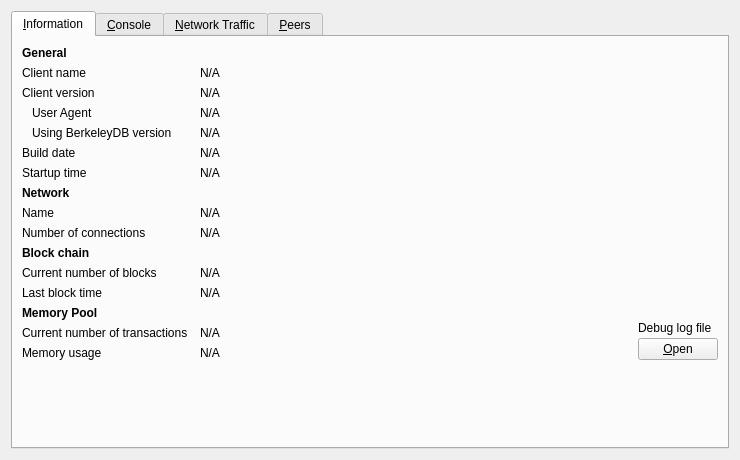
This is src/qt/forms/rpcconsole.ui in Animecointeam/Animecoin as Qt 5 draws it before an edit. The edited form follows.
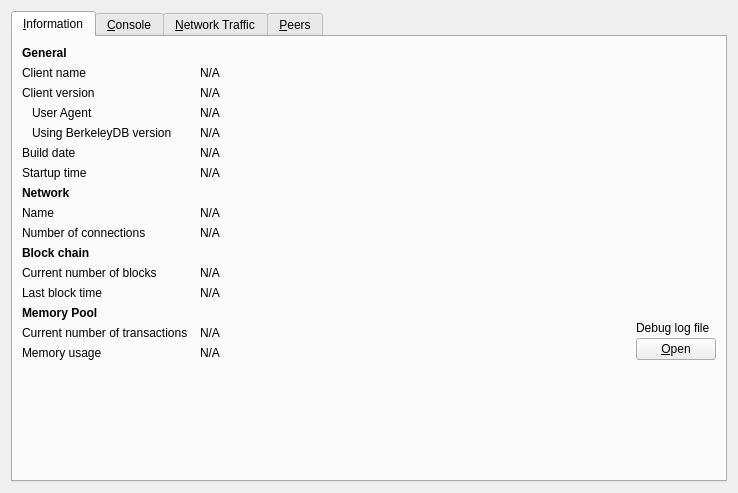
This is the edited form. Icons and pictures are not drawn. Custom widgets are drawn as their Qt base class.

What changed in the file:
```diff
--- a/src/qt/forms/rpcconsole.ui
+++ b/src/qt/forms/rpcconsole.ui
@@ -6,8 +6,8 @@
    <rect>
     <x>0</x>
     <y>0</y>
-    <width>740</width>
-    <height>450</height>
+    <width>738</width>
+    <height>493</height>
    </rect>
   </property>
   <property name="windowTitle">
```
Left out of the diff: 2 changed lines with no effect on the pictures. Lines whose indentation alone changed are shown as unchanged.
